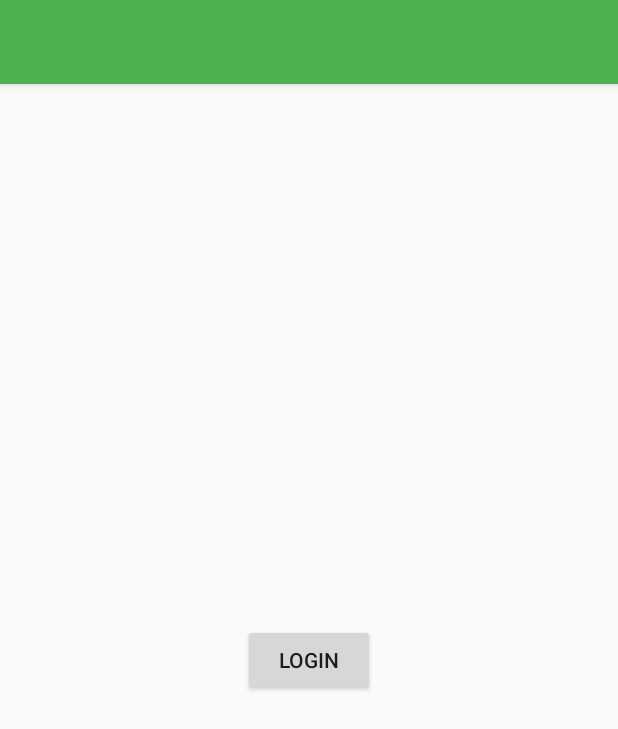
After one commit to akrmn/recicl.ar, an Android app: the layout activity_main.xml on its own in the app's theme, with its tools: preview values and no code run, on a phone screen of 412 x 824 dp. The commit adds this screen. Shown: the top 729 px of the screen. Run offline under Robolectric (Android 15) with nearby library versions, the phone set to English and light mode, and no system bars.

Commit message:
Added login + fb-login + logout
we’re still missing registration

```diff
--- a/app/src/main/java/ar/recicl/reciclar/application/Application.java
+++ b/app/src/main/java/ar/recicl/reciclar/application/Application.java
@@ -10,11 +10,11 @@ public class Application extends android.app.Application {
     public void onCreate() {
         super.onCreate();
         Firebase.setAndroidContext(this);
-
-        sFirebase = new Firebase("https://boiling-heat-6697.firebaseio.com/");
     }
 
     public static Firebase getFirebase() {
+        if (sFirebase == null)
+            sFirebase = new Firebase("https://boiling-heat-6697.firebaseio.com/");
         return sFirebase;
     }
 }
--- a/app/src/main/res/layout/activity_feed.xml
+++ b/app/src/main/res/layout/activity_feed.xml
@@ -6,6 +6,7 @@
     android:layout_width="match_parent"
     android:layout_height="match_parent"
     android:fitsSystemWindows="true"
+    android:focusableInTouchMode="true"
     tools:context="ar.recicl.reciclar.activity.Feed">
 
     <include layout="@layout/include_toolbar" />
--- /dev/null
+++ b/app/src/main/res/layout/activity_main.xml
@@ -0,0 +1,27 @@
+<?xml version="1.0" encoding="utf-8"?>
+<android.support.design.widget.CoordinatorLayout
+    xmlns:android="http://schemas.android.com/apk/res/android"
+    xmlns:app="http://schemas.android.com/apk/res-auto"
+    xmlns:tools="http://schemas.android.com/tools"
+    android:layout_width="match_parent"
+    android:layout_height="match_parent"
+    android:fitsSystemWindows="true"
+    tools:context="ar.recicl.reciclar.activity.MainActivity">
+
+    <android.support.design.widget.AppBarLayout
+        android:layout_width="match_parent"
+        android:layout_height="wrap_content"
+        android:theme="@style/AppTheme.AppBarOverlay">
+
+        <android.support.v7.widget.Toolbar
+            android:id="@+id/toolbar"
+            android:layout_width="match_parent"
+            android:layout_height="?attr/actionBarSize"
+            android:background="?attr/colorPrimary"
+            app:popupTheme="@style/AppTheme.PopupOverlay"/>
+
+    </android.support.design.widget.AppBarLayout>
+
+    <include layout="@layout/content_main"/>
+
+</android.support.design.widget.CoordinatorLayout>
--- /dev/null
+++ b/app/src/main/res/layout/content_main.xml
@@ -0,0 +1,23 @@
+<?xml version="1.0" encoding="utf-8"?>
+<RelativeLayout
+    xmlns:android="http://schemas.android.com/apk/res/android"
+    xmlns:app="http://schemas.android.com/apk/res-auto"
+    xmlns:tools="http://schemas.android.com/tools"
+    android:layout_width="match_parent"
+    android:layout_height="match_parent"
+    android:paddingBottom="@dimen/activity_vertical_margin"
+    android:paddingLeft="@dimen/activity_horizontal_margin"
+    android:paddingRight="@dimen/activity_horizontal_margin"
+    android:paddingTop="@dimen/activity_vertical_margin"
+    app:layout_behavior="@string/appbar_scrolling_view_behavior"
+    tools:context="ar.recicl.reciclar.activity.MainActivity"
+    tools:showIn="@layout/activity_main">
+
+    <Button
+        android:layout_width="wrap_content"
+        android:layout_height="wrap_content"
+        android:text="Login"
+        android:id="@+id/button_login"
+        android:layout_centerVertical="true"
+        android:layout_centerHorizontal="true"/>
+</RelativeLayout>
--- a/app/src/main/res/menu/feed.xml
+++ b/app/src/main/res/menu/feed.xml
@@ -8,4 +8,10 @@
         android:orderInCategory="100"
         android:icon="@drawable/ic_person_white_24dp"
         app:showAsAction="ifRoom" />
+
+    <item
+        android:id="@+id/action_logout"
+        android:title="@string/action_logout"
+        android:orderInCategory="101"
+        app:showAsAction="never" />
 </menu>
--- a/app/src/main/res/values/strings.xml
+++ b/app/src/main/res/values/strings.xml
@@ -6,4 +6,8 @@
     <string name="fab_sheet_item_recycle">Recycle</string>
     <string name="fab_sheet_item_scan">Scan code</string>
 
+
+    <string name="facebook_app_id">429785703877966</string>
+    <string name="title_activity_main">recicl.ar</string>
+    <string name="action_logout">Logout</string>
 </resources>
```
Also changed, not shown: app/build.gradle (+10 -1 lines), app/src/main/AndroidManifest.xml (+13 -0 lines), app/src/main/java/ar/recicl/reciclar/activity/Feed.java (+10 -0 lines), app/src/main/java/ar/recicl/reciclar/activity/MainActivity.java (added, +78 -0 lines).
